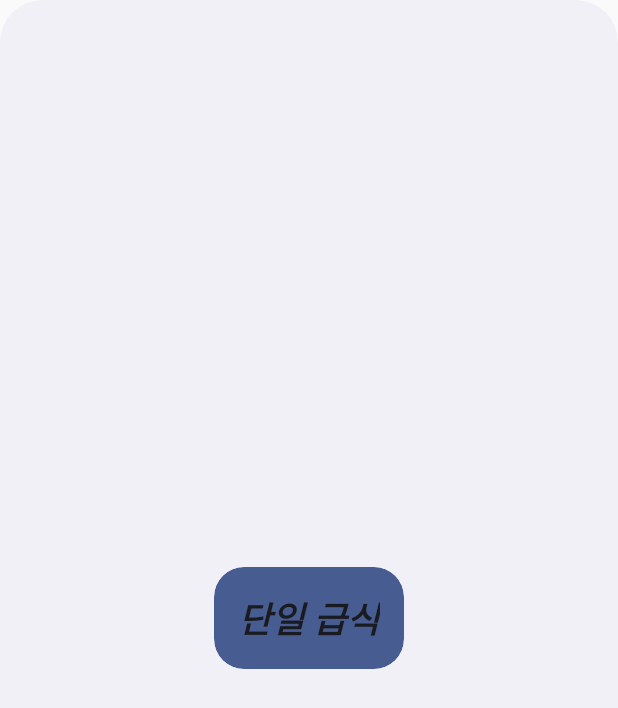
After one commit to MBP16/SHSDishWidget, an Android app built with Jetpack Compose: the layout meal_widget.xml on its own in the app's theme, with its tools: preview values and no code run, on a phone screen of 412 x 824 dp. The commit adds this screen. Shown: the top 708 px of the screen. Run offline under Robolectric (Android 15) with nearby library versions, the phone set to English and light mode, and no system bars; network calls fail.

Commit message:
create single view widget

```diff
--- a/app/build.gradle.kts
+++ b/app/build.gradle.kts
@@ -35,6 +35,7 @@ android {
     }
     buildFeatures {
         compose = true
+        viewBinding = true
     }
     composeOptions {
         kotlinCompilerExtensionVersion = "1.5.1"
@@ -57,6 +58,9 @@ dependencies {
     implementation("androidx.compose.ui:ui-tooling-preview")
     implementation("androidx.compose.material3:material3")
     implementation("org.jsoup:jsoup:1.17.2")
+    implementation("androidx.glance:glance-appwidget:1.1.0")
+    implementation("androidx.glance:glance-material:1.1.0")
+    implementation("androidx.glance:glance-material3:1.1.0")
     implementation("com.valentinilk.shimmer:compose-shimmer:1.3.0")
     testImplementation("junit:junit:4.13.2")
     androidTestImplementation("androidx.test.ext:junit:1.1.5")
--- a/app/src/main/java/com/mbp16/shsdishwiget/MainActivity.kt
+++ b/app/src/main/java/com/mbp16/shsdishwiget/MainActivity.kt
@@ -138,7 +138,7 @@ fun RowScope.MealCard(day: ArrayList<Number>, dayMeal: ArrayList<ArrayList<Strin
         Column (modifier = Modifier.fillMaxWidth()) {
             for (i in dayMeal) {
                 if (i[0] == "Loading") {
-                    Card(modifier = Modifier.padding(8.dp).shimmer().fillMaxWidth().fillMaxHeight().weight(1f), shape = MaterialTheme.shapes.medium) {
+                    Card(modifier = Modifier.padding(8.dp).fillMaxWidth().fillMaxHeight().weight(1f).shimmer(), shape = MaterialTheme.shapes.medium) {
                         Box(modifier = Modifier.padding(8.dp).fillMaxWidth().requiredHeight(12.dp).background(MaterialTheme.colorScheme.error))
                         for (j in 0..6) {
                             Box(modifier = Modifier.padding(8.dp).fillMaxWidth().requiredHeight(12.dp).background(MaterialTheme.colorScheme.onSurface))
--- /dev/null
+++ b/app/src/main/res/drawable-v21/app_widget_background.xml
@@ -0,0 +1,11 @@
+<?xml version="1.0" encoding="utf-8"?>
+<!--
+Background for widgets to make the rounded corners based on the
+appWidgetRadius attribute value
+-->
+<shape xmlns:android="http://schemas.android.com/apk/res/android"
+       android:shape="rectangle">
+
+    <corners android:radius="?attr/appWidgetRadius"/>
+    <solid android:color="?android:attr/colorBackground"/>
+</shape>
--- /dev/null
+++ b/app/src/main/res/drawable-v21/app_widget_inner_view_background.xml
@@ -0,0 +1,11 @@
+<?xml version="1.0" encoding="utf-8"?>
+<!--
+Background for views inside widgets to make the rounded corners based on the
+appWidgetInnerRadius attribute value
+-->
+<shape xmlns:android="http://schemas.android.com/apk/res/android"
+       android:shape="rectangle">
+
+    <corners android:radius="?attr/appWidgetInnerRadius"/>
+    <solid android:color="?android:attr/colorAccent"/>
+</shape>
--- /dev/null
+++ b/app/src/main/res/layout/meal_widget.xml
@@ -0,0 +1,19 @@
+<RelativeLayout xmlns:android="http://schemas.android.com/apk/res/android"
+                style="@style/Widget.SHSDishWiget.AppWidget.Container"
+                android:theme="@style/Theme.SHSDishWiget.AppWidgetContainer"
+                android:layout_width="match_parent"
+                android:layout_height="match_parent">
+
+    <TextView
+            style="@style/Widget.SHSDishWiget.AppWidget.InnerView"
+            android:id="@+id/appwidget_text"
+            android:layout_width="wrap_content"
+            android:layout_height="wrap_content"
+            android:layout_centerHorizontal="true"
+            android:layout_centerVertical="true"
+            android:text="@string/appwidget_text"
+            android:textSize="24sp"
+            android:textStyle="bold|italic"
+            android:layout_margin="8dp"
+            android:contentDescription="@string/appwidget_text"/>
+</RelativeLayout>
--- /dev/null
+++ b/app/src/main/res/values-night-v31/themes.xml
@@ -0,0 +1,10 @@
+<?xml version="1.0" encoding="utf-8"?>
+<resources>
+    <!--
+    Having themes.xml for night-v31 because of the priority order of the resource qualifiers.
+    -->
+    <style name="Theme.SHSDishWiget.AppWidgetContainerParent" parent="@android:style/Theme.DeviceDefault.DayNight">
+        <item name="appWidgetRadius">@android:dimen/system_app_widget_background_radius</item>
+        <item name="appWidgetInnerRadius">@android:dimen/system_app_widget_inner_radius</item>
+    </style>
+</resources>
--- /dev/null
+++ b/app/src/main/res/values-v21/styles.xml
@@ -0,0 +1,13 @@
+<resources>
+    <style name="Widget.SHSDishWiget.AppWidget.Container" parent="android:Widget">
+        <item name="android:id">@android:id/background</item>
+        <item name="android:padding">?attr/appWidgetPadding</item>
+        <item name="android:background">@drawable/app_widget_background</item>
+    </style>
+
+    <style name="Widget.SHSDishWiget.AppWidget.InnerView" parent="android:Widget">
+        <item name="android:padding">?attr/appWidgetPadding</item>
+        <item name="android:background">@drawable/app_widget_inner_view_background</item>
+        <item name="android:textColor">?android:attr/textColorPrimary</item>
+    </style>
+</resources>
--- /dev/null
+++ b/app/src/main/res/values-v31/styles.xml
@@ -0,0 +1,15 @@
+<resources>
+    <style name="Widget.SHSDishWiget.AppWidget.Container" parent="android:Widget">
+        <item name="android:id">@android:id/background</item>
+        <item name="android:padding">?attr/appWidgetPadding</item>
+        <item name="android:background">@drawable/app_widget_background</item>
+        <item name="android:clipToOutline">true</item>
+    </style>
+
+    <style name="Widget.SHSDishWiget.AppWidget.InnerView" parent="android:Widget">
+        <item name="android:padding">?attr/appWidgetPadding</item>
+        <item name="android:background">@drawable/app_widget_inner_view_background</item>
+        <item name="android:textColor">?android:attr/textColorPrimary</item>
+        <item name="android:clipToOutline">true</item>
+    </style>
+</resources>
--- /dev/null
+++ b/app/src/main/res/values-v31/themes.xml
@@ -0,0 +1,11 @@
+<?xml version="1.0" encoding="utf-8"?>
+<resources>
+    <!--
+    Having themes.xml for v31 variant because @android:dimen/system_app_widget_background_radius
+     and @android:dimen/system_app_widget_internal_padding requires API level 31
+    -->
+    <style name="Theme.SHSDishWiget.AppWidgetContainerParent" parent="@android:style/Theme.DeviceDefault.DayNight">
+        <item name="appWidgetRadius">@android:dimen/system_app_widget_background_radius</item>
+        <item name="appWidgetInnerRadius">@android:dimen/system_app_widget_inner_radius</item>
+    </style>
+</resources>
--- a/app/src/main/res/values/colors.xml
+++ b/app/src/main/res/values/colors.xml
@@ -7,4 +7,8 @@
     <color name="teal_700">#FF018786</color>
     <color name="black">#FF000000</color>
     <color name="white">#FFFFFFFF</color>
+    <color name="light_blue_50">#FFE1F5FE</color>
+    <color name="light_blue_200">#FF81D4FA</color>
+    <color name="light_blue_600">#FF039BE5</color>
+    <color name="light_blue_900">#FF01579B</color>
 </resources>
--- a/app/src/main/res/values/strings.xml
+++ b/app/src/main/res/values/strings.xml
@@ -1,3 +1,6 @@
 <resources>
     <string name="app_name">서울고 급식</string>
+    <string name="appwidget_text">단일 급식</string>
+    <string name="add_widget">Add widget</string>
+    <string name="app_widget_description">당일 시간에 맞는 급식 정보를 보여줍니다</string>
 </resources>
--- /dev/null
+++ b/app/src/main/res/values/styles.xml
@@ -0,0 +1,11 @@
+<resources>
+    <style name="Widget.SHSDishWiget.AppWidget.Container" parent="android:Widget">
+        <item name="android:id">@android:id/background</item>
+        <item name="android:background">?android:attr/colorBackground</item>
+    </style>
+
+    <style name="Widget.SHSDishWiget.AppWidget.InnerView" parent="android:Widget">
+        <item name="android:background">?android:attr/colorBackground</item>
+        <item name="android:textColor">?android:attr/textColorPrimary</item>
+    </style>
+</resources>
--- a/app/src/main/res/values/themes.xml
+++ b/app/src/main/res/values/themes.xml
@@ -1,4 +1,19 @@
 <?xml version="1.0" encoding="utf-8"?>
 <resources>
     <style name="Theme.SHSDishWiget" parent="android:Theme.Material.Light.NoActionBar"/>
+    <style name="Theme.SHSDishWiget.AppWidgetContainerParent" parent="@android:style/Theme.DeviceDefault">
+        <!-- Radius of the outer bound of widgets to make the rounded corners -->
+        <item name="appWidgetRadius">16dp</item>
+        <!--
+        Radius of the inner view's bound of widgets to make the rounded corners.
+        It needs to be 8dp or less than the value of appWidgetRadius
+        -->
+        <item name="appWidgetInnerRadius">8dp</item>
+    </style>
+
+    <style name="Theme.SHSDishWiget.AppWidgetContainer"
+           parent="Theme.SHSDishWiget.AppWidgetContainerParent">
+        <!-- Apply padding to avoid the content of the widget colliding with the rounded corners -->
+        <item name="appWidgetPadding">16dp</item>
+    </style>
 </resources>
```
Also changed, not shown: app/src/main/AndroidManifest.xml (+9 -0 lines), app/src/main/java/com/mbp16/shsdishwiget/GetMeal.kt (+9 -0 lines), app/src/main/java/com/mbp16/shsdishwiget/MealWidget.kt (added, +78 -0 lines), app/src/main/res/values/attrs.xml (added, +7 -0 lines), app/src/main/res/values/dimens.xml (added, +10 -0 lines), app/src/main/res/xml/meal_widget_info.xml (added, +11 -0 lines), app/src/main/res/drawable-nodpi/meal_widget_preview.png (added).
